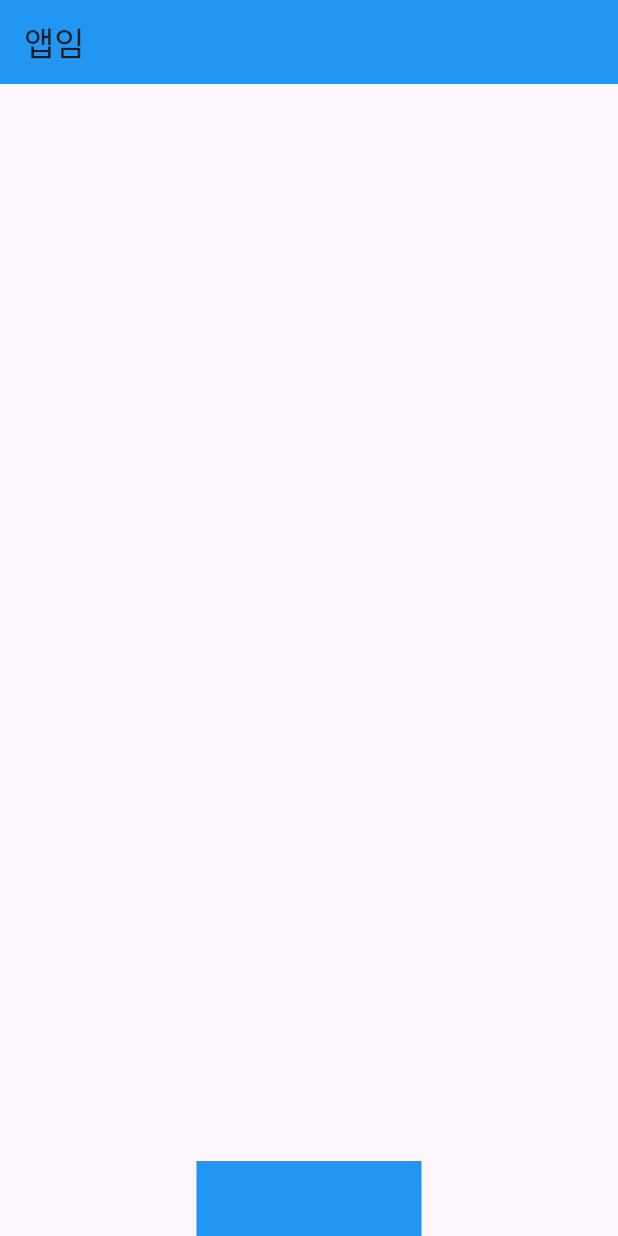
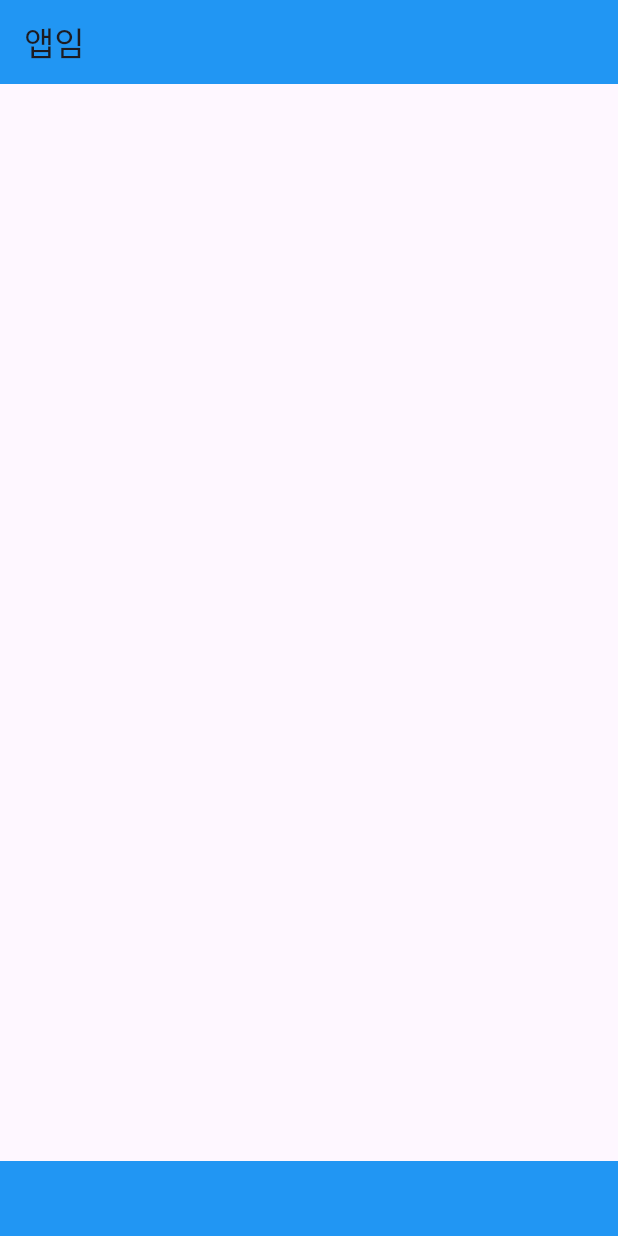
Before and after one commit to westzeroright/myfirstApp, a Flutter app: the screen it shows after launch, on a phone screen of 412 x 824 dp. Run offline on Flutter 3.47's test engine with Material 3 defaults, Android fonts, the phone set to English and light mode, and no system bars.

Commit message:
feat: 박스 가로(width)를 꽉차게 - 무한히
부모 박스를 넘어가지 않는 선에서 적용된다

```diff
--- a/lib/main.dart
+++ b/lib/main.dart
@@ -20,7 +20,7 @@ class MyApp extends StatelessWidget {
         body: Align(
           alignment: Alignment.bottomCenter,
           child: Container(
-            width: 150, height: 50, color: Colors.blue,
+            width: double.infinity, height: 50, color: Colors.blue,
           ),
         )
       )
```
